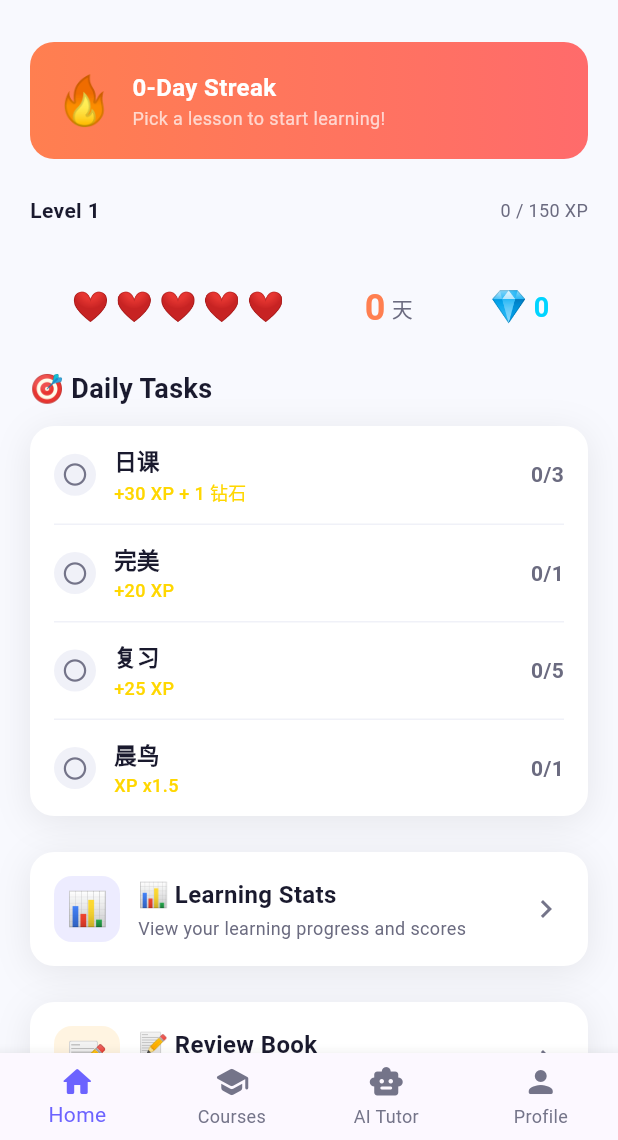
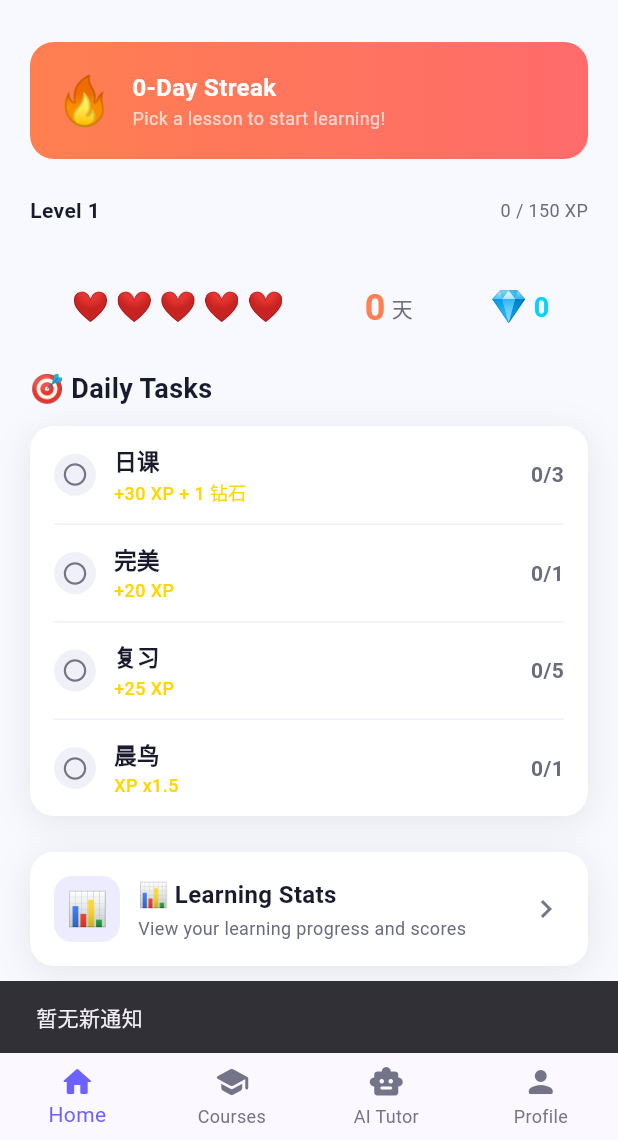
Before and after one commit to reagost/JellyBuddy, a Flutter app: the screen it shows after launch, after a tap on "Skip", after a tap on the "notifications" icon, on a phone screen of 412 x 824 dp, the part 96-1236 px from its top. Run offline on Flutter 3.47's test engine with Material 3 defaults, Android fonts, the light colour scheme and no system bars; our stand-ins replace dio, equatable, flutter_animate, flutter_bloc, flutter_local_notifications, get_it and 4 more; accounts and stored records are empty.

Commit message:
fix: wire up home screen notification bell and settings icon

```diff
--- a/lib/presentation/screens/home/home_screen.dart
+++ b/lib/presentation/screens/home/home_screen.dart
@@ -118,11 +118,18 @@ class _HomeScreenState extends State<HomeScreen> {
                               children: [
                                 IconButton(
                                   icon: const Icon(Icons.notifications_outlined),
-                                  onPressed: () {},
+                                  onPressed: () {
+                                    ScaffoldMessenger.of(context).showSnackBar(
+                                      const SnackBar(
+                                        content: Text('暂无新通知'),
+                                        duration: Duration(seconds: 1),
+                                      ),
+                                    );
+                                  },
                                 ),
                                 IconButton(
                                   icon: const Icon(Icons.settings_outlined),
-                                  onPressed: () {},
+                                  onPressed: () => context.push('/settings'),
                                 ),
                               ],
                             ),
```
